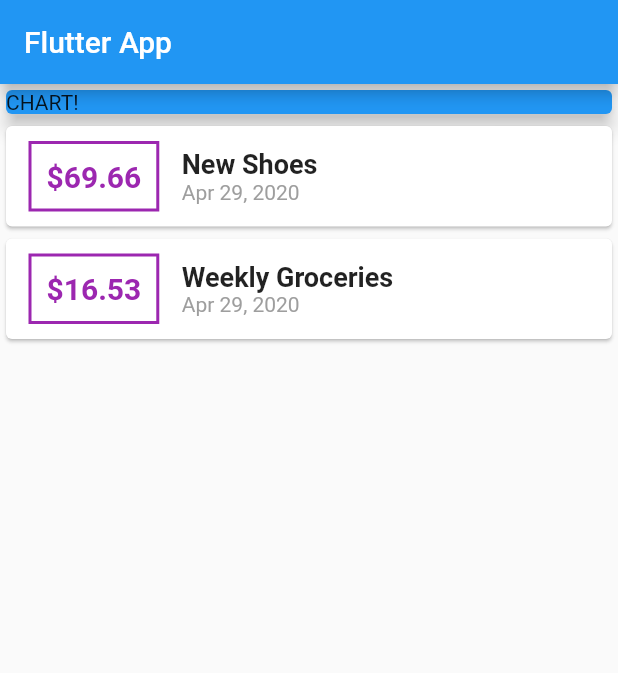
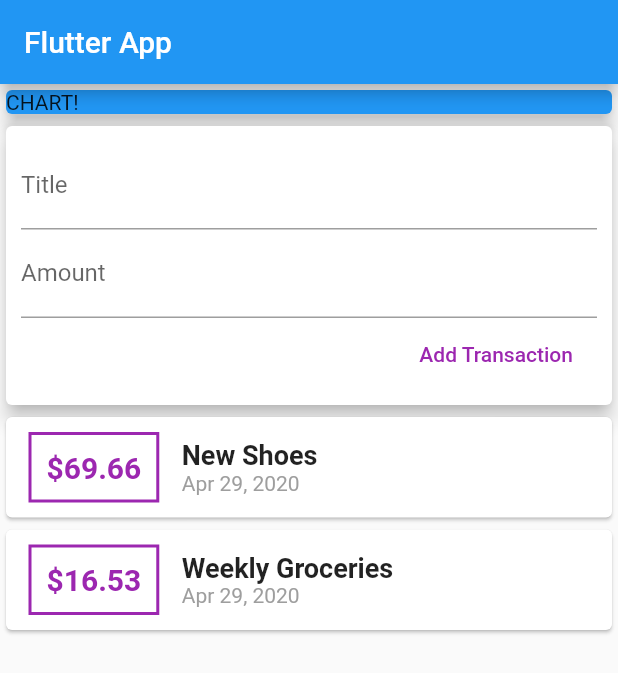
Before and after one commit to wcoder/flutter-playground, a Flutter app: the screen it shows after launch, on a phone screen of 412 x 824 dp. Shown: the top 673 px of the screen. Run offline on Flutter 3.47's test engine with Material 2 defaults, Android fonts, the phone set to English and light mode, and no system bars.

Commit message:
Add form

```diff
--- a/expense_app/lib/main.dart
+++ b/expense_app/lib/main.dart
@@ -26,6 +26,9 @@ class MyHomePage extends StatelessWidget {
         data: DateTime.now()),
   ];
 
+  final titleController = TextEditingController();
+  final amountController = TextEditingController();
+
   @override
   Widget build(BuildContext context) {
     return Scaffold(
@@ -39,6 +42,37 @@ class MyHomePage extends StatelessWidget {
             color: Colors.blue,
             child: Text('CHART!'),
             elevation: 5,
+          ),
+          Card(
+            elevation: 5,
+            child: Container(
+              padding: EdgeInsets.all(10),
+              child: Column(
+                crossAxisAlignment: CrossAxisAlignment.end,
+                children: <Widget>[
+                  TextField(
+                    decoration: InputDecoration(
+                      labelText: 'Title'
+                    ),
+                    controller: titleController,
+                  ),
+                  TextField(
+                    decoration: InputDecoration(
+                        labelText: 'Amount'
+                    ),
+                    controller: amountController,
+                  ),
+                  FlatButton(
+                    child: Text('Add Transaction'),
+                    textColor: Colors.purple,
+                    onPressed: () {
+                      print(titleController.text);
+                      print(amountController.text);
+                    },
+                  )
+                ],
+              ),
+            ),
           ),
           Column(
             children: transactions.map((transaction) {
```
